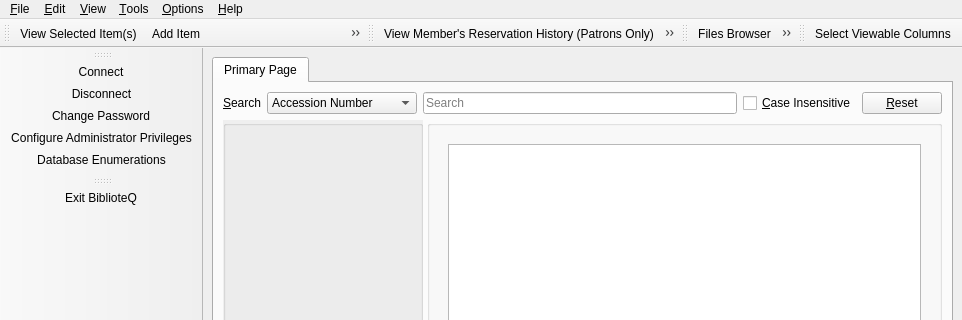
The window that UI/biblioteq_mainwindow.ui (textbrowser/biblioteq) describes before a commit, drawn with Qt 5; both pictures show x 0 to 962 and y 0 to 320 of the 962 by 800 pixel window.
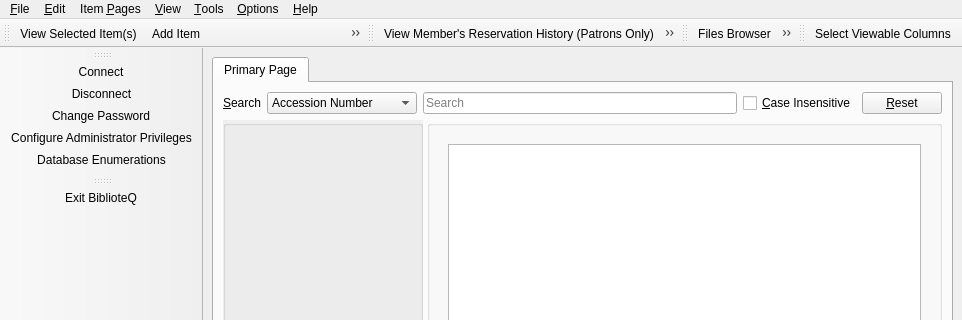
The same window after the commit. Icons and pictures are not drawn. Custom widgets are drawn as their Qt base class.

```diff
--- a/UI/biblioteq_mainwindow.ui
+++ b/UI/biblioteq_mainwindow.ui
@@ -654,8 +654,14 @@
     <addaction name="separator"/>
     <addaction name="actionReload_biblioteq_conf"/>
    </widget>
+   <widget class="QMenu" name="menuItem_Pages">
+    <property name="title">
+     <string>Item &amp;Pages</string>
+    </property>
+   </widget>
    <addaction name="menu_File"/>
    <addaction name="menu_Edit"/>
+   <addaction name="menuItem_Pages"/>
    <addaction name="menu_View"/>
    <addaction name="menu_Tools"/>
    <addaction name="menu_Options"/>
```
